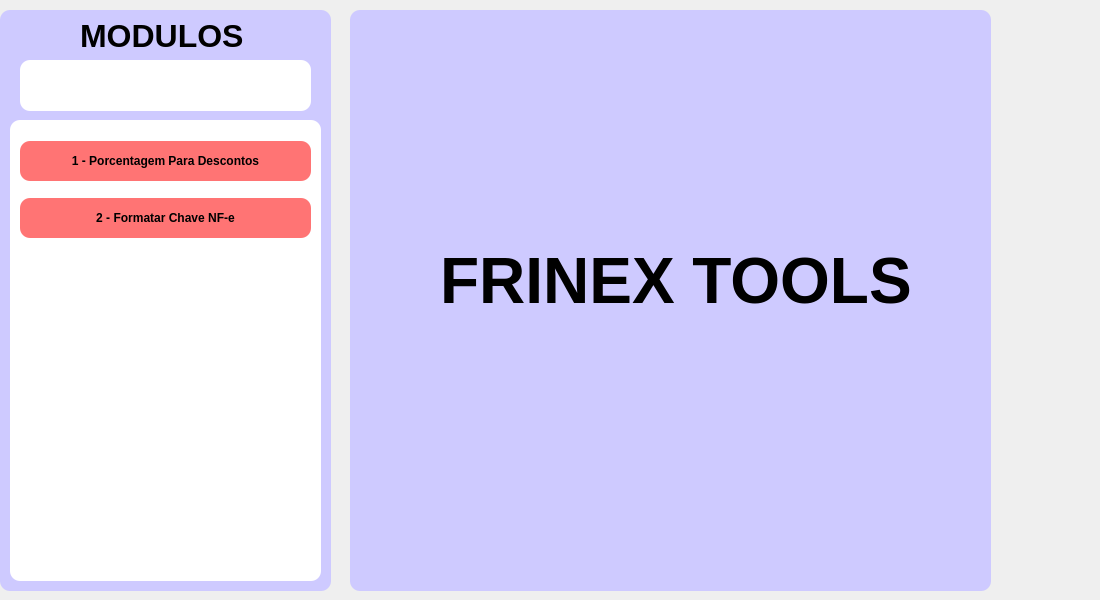
Qt form view/tela.ui (WalterSilva5/FrinexTools) before a commit.
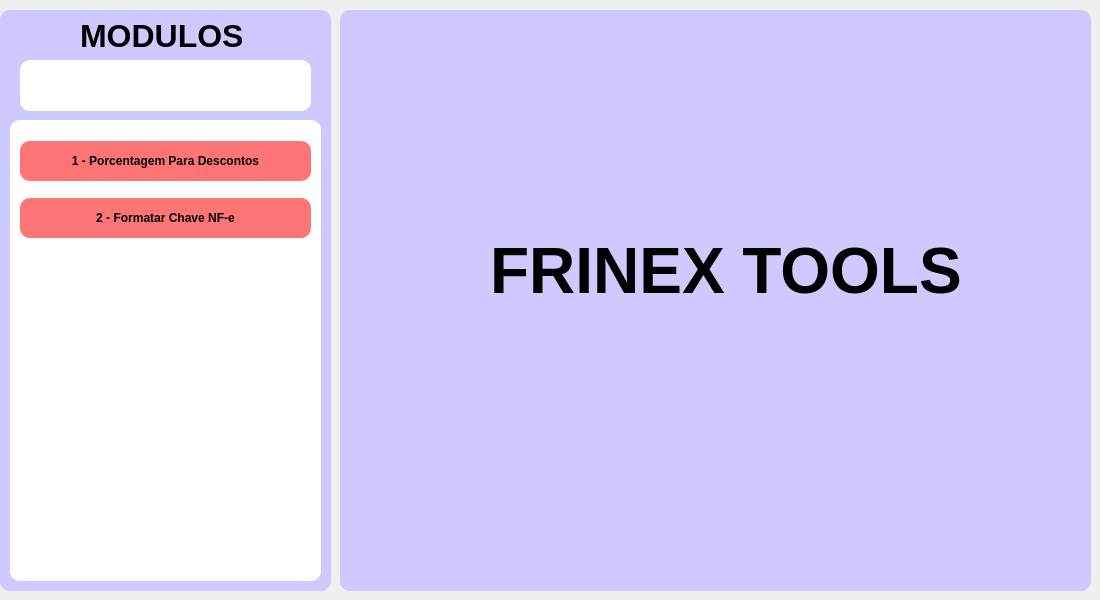
The same form after that commit.

Commit message: tela corrigida

Patch:
```diff
--- a/view/tela.ui
+++ b/view/tela.ui
@@ -175,9 +175,9 @@
    <widget class="QFrame" name="frameInicial">
     <property name="geometry">
      <rect>
-      <x>350</x>
+      <x>340</x>
       <y>10</y>
-      <width>641</width>
+      <width>751</width>
       <height>581</height>
      </rect>
     </property>
@@ -194,8 +194,8 @@
     <widget class="QLabel" name="labelTitulo">
      <property name="geometry">
       <rect>
-       <x>90</x>
-       <y>190</y>
+       <x>150</x>
+       <y>180</y>
        <width>601</width>
        <height>161</height>
       </rect>
```
The commit also changes 2 other files.
